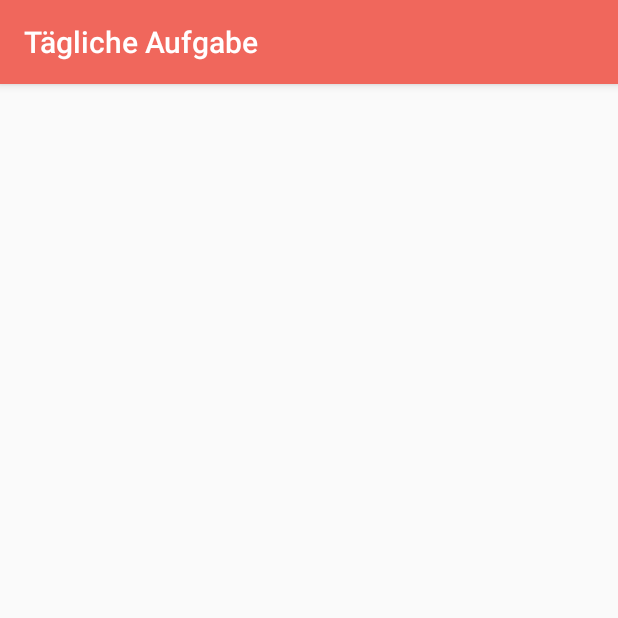
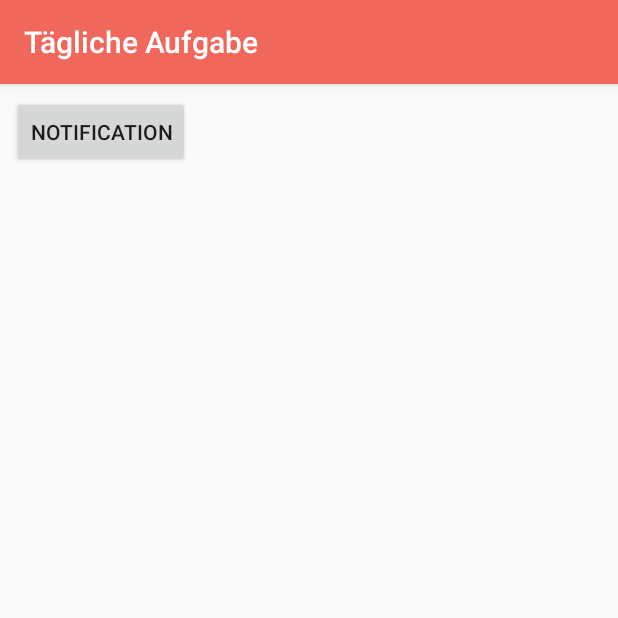
Before and after one commit to StefanSator/zapp-brealth, an Android app: the BrainDailyMenu screen opened directly, with no data from a screen before it, on a phone screen of 412 x 824 dp, the top half of it. Run offline under Robolectric (Android 15) with nearby library versions, the phone set to English and light mode, and no system bars.

Commit message:
implemented notification on button clicked

```diff
--- a/app/src/main/res/layout/activity_braindailymenu.xml
+++ b/app/src/main/res/layout/activity_braindailymenu.xml
@@ -1,9 +1,22 @@
 <?xml version="1.0" encoding="utf-8"?>
 
-<!--Created by StefanSator on 05.05.18-->
+<!--Created by StefanSator on 25.05.18-->
 
-<android.support.constraint.ConstraintLayout
-    xmlns:android="http://schemas.android.com/apk/res/android" android:layout_width="match_parent"
+<android.support.constraint.ConstraintLayout xmlns:android="http://schemas.android.com/apk/res/android"
+    xmlns:app="http://schemas.android.com/apk/res-auto"
+    xmlns:tools="http://schemas.android.com/tools"
+    android:layout_width="match_parent"
     android:layout_height="match_parent">
 
+    <Button
+        android:id="@+id/notifi_daily_button"
+        android:layout_width="wrap_content"
+        android:layout_height="wrap_content"
+        android:layout_marginStart="8dp"
+        android:layout_marginTop="8dp"
+        android:text="Notification"
+        android:onClick="sendNotification"
+        app:layout_constraintStart_toStartOf="parent"
+        app:layout_constraintTop_toTopOf="parent" />
+
 </android.support.constraint.ConstraintLayout>
```
Also changed, not shown: app/src/main/java/com/example/stefansator/brealth/BrainDailyMenu.java (+24 -1 lines).
